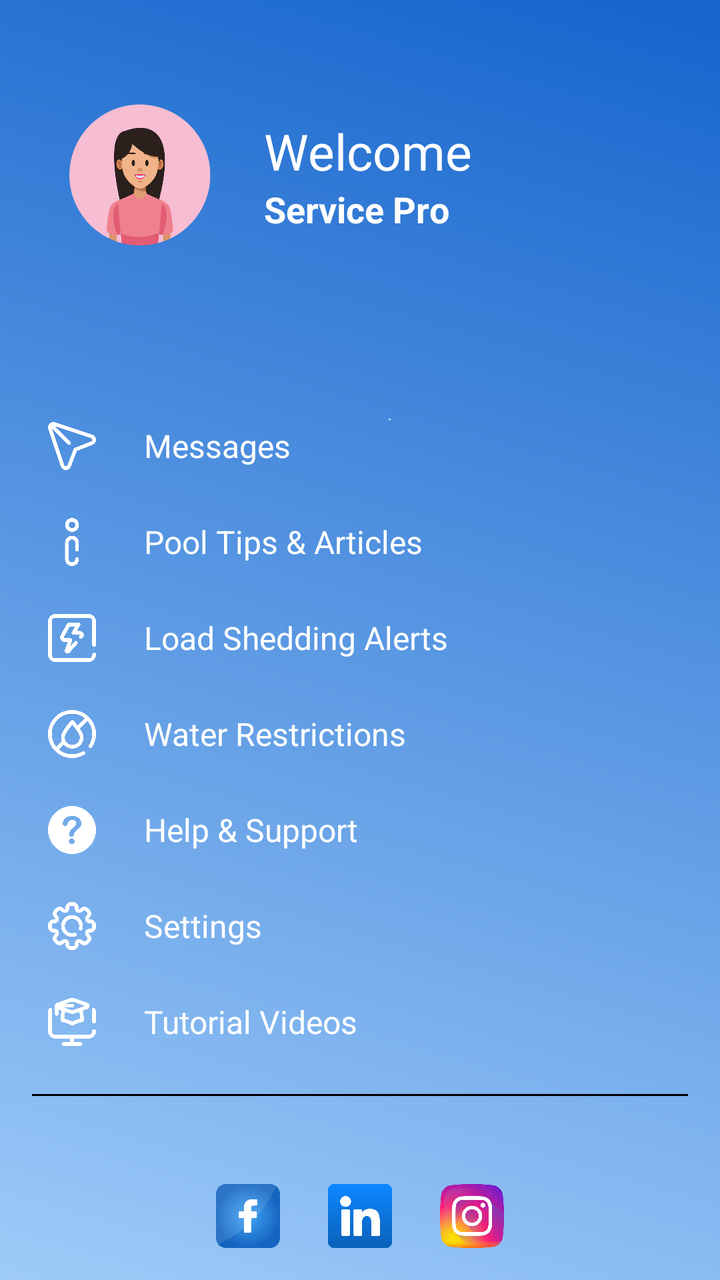
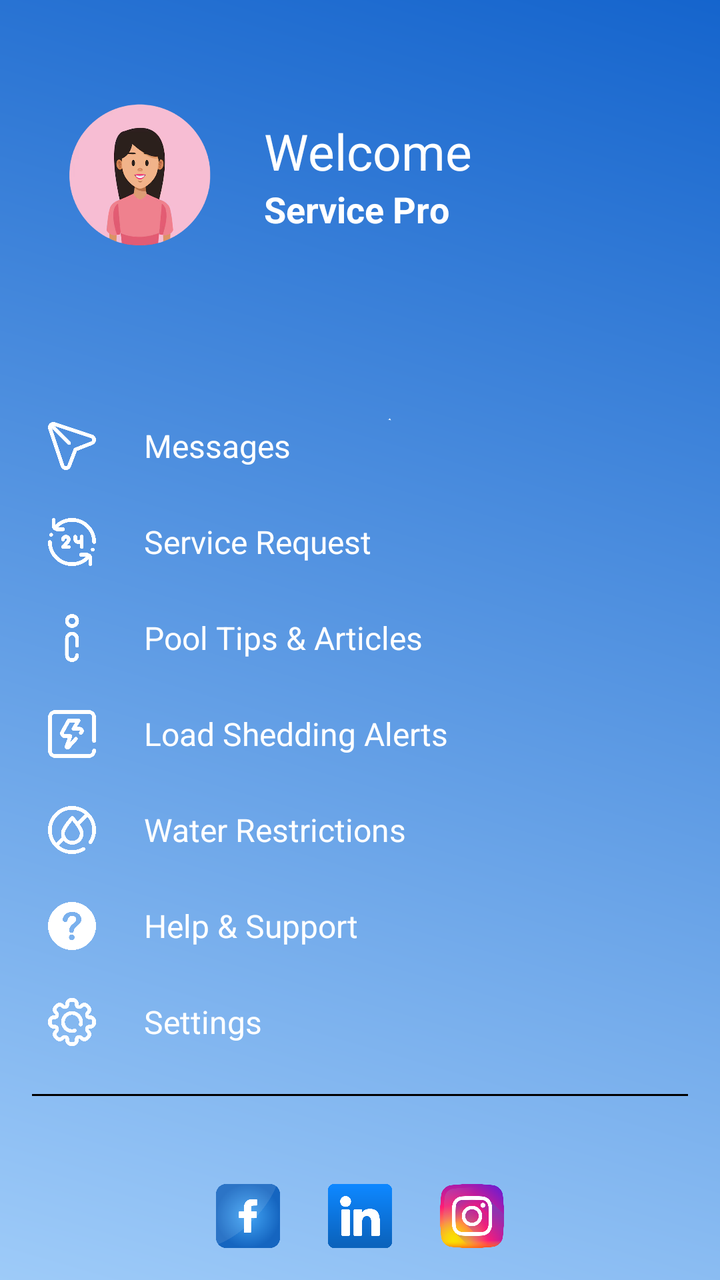

Screens rendered from an Android XML layout before and after an edit, with the pre-edit source and the edit as a unified diff.
<!-- AndroidManifest.xml: application theme Theme.PoolApp -->
<!-- res/layout/sp_navigation_drawer.xml -->
<?xml version="1.0" encoding="utf-8"?>
<LinearLayout xmlns:android="http://schemas.android.com/apk/res/android"
    xmlns:app="http://schemas.android.com/apk/res-auto"
    xmlns:tools="http://schemas.android.com/tools"
    android:id="@+id/navDrawerLayout"
    android:layout_width="300dp"
    android:layout_height="match_parent"
    android:layout_gravity="start"
    android:background="@drawable/pbg"
    android:orientation="vertical"
    android:fitsSystemWindows="true">

    <androidx.constraintlayout.widget.ConstraintLayout
        android:id="@+id/cl_nav_header"
        android:layout_width="match_parent"
        android:layout_height="wrap_content"
        android:paddingBottom="48dp"
        android:background="@android:color/transparent">

        <View
            android:id="@+id/top_spacer"
            android:layout_width="match_parent"
            android:layout_height="24dp"
            app:layout_constraintTop_toTopOf="parent"
            app:layout_constraintStart_toStartOf="parent"/>

        <ImageView
            android:id="@+id/nav_profile_image"
            android:layout_width="92dp"
            android:layout_height="95dp"
            android:layout_marginStart="24dp"
            android:layout_marginTop="16dp"

            android:contentDescription="User Profile Image"
            android:padding="4dp"
            android:scaleType="centerCrop"
            android:src="@drawable/f2"
            app:layout_constraintStart_toStartOf="parent"
            app:layout_constraintTop_toBottomOf="@id/top_spacer"
            app:tint="@null" />

        <TextView
            android:id="@+id/nav_welcome_text"
            android:layout_width="0dp"
            android:layout_height="wrap_content"
            android:text="Welcome"
            android:textColor="@color/white"
            android:textSize="25sp"
            android:layout_marginStart="16dp"
            android:layout_marginEnd="24dp"
            app:layout_constraintBottom_toTopOf="@+id/nav_username"
            app:layout_constraintStart_toEndOf="@id/nav_profile_image"
            app:layout_constraintEnd_toEndOf="parent"
            app:layout_constraintVertical_chainStyle="packed"
            app:layout_constraintTop_toTopOf="@+id/nav_profile_image" />

        <TextView
            android:id="@+id/nav_username"
            android:layout_width="0dp"
            android:layout_height="wrap_content"
            android:text="Service Pro"
            android:textColor="@color/white"
            android:textSize="18sp"
            android:textStyle="bold"
            app:layout_constraintTop_toBottomOf="@id/nav_welcome_text"
            app:layout_constraintStart_toStartOf="@id/nav_welcome_text"
            app:layout_constraintEnd_toEndOf="@id/nav_welcome_text"
            app:layout_constraintBottom_toBottomOf="@+id/nav_profile_image"/>

    </androidx.constraintlayout.widget.ConstraintLayout>

    <ScrollView
        android:layout_width="match_parent"
        android:layout_height="0dp"
        android:layout_weight="1"
        android:clipToPadding="false"
        android:paddingTop="16dp"
        android:paddingBottom="8dp">

        <LinearLayout
            android:layout_width="match_parent"
            android:layout_height="wrap_content"
            android:orientation="vertical"
            android:paddingBottom="16dp">

            <LinearLayout
                android:id="@+id/btnMessages"
                style="@style/NavDrawerMenuItemStyle"
                android:contentDescription="Messages">

                <ImageView
                    android:id="@+id/ivMessagesIcon"
                    style="@style/NavDrawerMenuItemIconStyle"
                    android:src="@drawable/message"
                    app:tint="@color/white" />

                <TextView
                    android:id="@+id/tvMessagesText"
                    style="@style/NavDrawerMenuItemTextStyle"
                    android:text="Messages"
                    android:textColor="@color/white" />
            </LinearLayout>

            <LinearLayout
                android:id="@+id/btnTips"
                style="@style/NavDrawerMenuItemStyle"
                android:contentDescription="Pool Tips &amp; Articles">

                <ImageView
                    android:id="@+id/ivTipsIcon"
                    style="@style/NavDrawerMenuItemIconStyle"
                    android:src="@drawable/tips"
                    app:tint="@color/white" />

                <TextView
                    android:id="@+id/tvTipsText"
                    style="@style/NavDrawerMenuItemTextStyle"
                    android:text="Pool Tips &amp; Articles"
                    android:textColor="@color/white" />
            </LinearLayout>

            <LinearLayout
                android:id="@+id/btnLoadshedding"
                style="@style/NavDrawerMenuItemStyle"
                android:contentDescription="Load Shedding Alerts">

                <ImageView
                    android:id="@+id/ivLoadsheddingIcon"
                    style="@style/NavDrawerMenuItemIconStyle"
                    android:src="@drawable/loadshedding"
                    app:tint="@color/white" />

                <TextView
                    android:id="@+id/tvLoadsheddingText"
                    style="@style/NavDrawerMenuItemTextStyle"
                    android:text="Load Shedding Alerts"
                    android:textColor="@color/white" />
            </LinearLayout>

            <LinearLayout
                android:id="@+id/btnRestrictions"
                style="@style/NavDrawerMenuItemStyle"
                android:contentDescription="Water Restrictions">

                <ImageView
                    android:id="@+id/ivRestrictionsIcon"
                    style="@style/NavDrawerMenuItemIconStyle"
                    android:src="@drawable/water_restriction"
                    app:tint="@color/white" />

                <TextView
                    android:id="@+id/tvRestrictionsText"
                    style="@style/NavDrawerMenuItemTextStyle"
                    android:text="Water Restrictions"
                    android:textColor="@color/white" />
            </LinearLayout>

            <LinearLayout
                android:id="@+id/btnHelp"
                style="@style/NavDrawerMenuItemStyle"
                android:contentDescription="Help &amp; Support">

                <ImageView
                    android:id="@+id/ivHelpIcon"
                    style="@style/NavDrawerMenuItemIconStyle"
                    android:src="@drawable/help"
                    app:tint="@color/white" />

                <TextView
                    android:id="@+id/tvHelpText"
                    style="@style/NavDrawerMenuItemTextStyle"
                    android:text="Help &amp; Support"
                    android:textColor="@color/white" />
            </LinearLayout>

            <LinearLayout
                android:id="@+id/btnSettings"
                style="@style/NavDrawerMenuItemStyle"
                android:contentDescription="Settings">

                <ImageView
                    android:id="@+id/ivSettingsIcon"
                    style="@style/NavDrawerMenuItemIconStyle"
                    android:src="@drawable/settings"
                    app:tint="@color/white" />

                <TextView
                    android:id="@+id/tvSettingsText"
                    style="@style/NavDrawerMenuItemTextStyle"
                    android:text="Settings"
                    android:textColor="@color/white" />
            </LinearLayout>

            <LinearLayout
                android:id="@+id/btnTutorial"
                style="@style/NavDrawerMenuItemStyle"
                android:contentDescription="Tutorial Videos">
                <ImageView
                    android:id="@+id/ivTutorialIcon"
                    style="@style/NavDrawerMenuItemIconStyle"
                    android:src="@drawable/tutorial"
                    app:tint="@color/white"
   />

                <TextView
                    android:id="@+id/tvTutorialText"
                    style="@style/NavDrawerMenuItemTextStyle"
                    android:text="Tutorial Videos"
                    android:textColor="@color/white" />
            </LinearLayout>

            <View android:layout_width="match_parent"
                android:layout_height="1dp"
                android:layout_marginVertical="12dp"
                android:layout_marginHorizontal="16dp"
                android:background="@color/black" />

        </LinearLayout>
    </ScrollView>

    <LinearLayout
        android:layout_width="match_parent"
        android:layout_height="wrap_content"
        android:orientation="horizontal"
        android:gravity="center"
        android:paddingVertical="16dp"
        android:background="@android:color/transparent">

        <ImageView
            android:layout_width="32dp"
            android:layout_height="32dp"
            android:src="@drawable/facebook"
            android:contentDescription="Facebook"
            android:layout_marginHorizontal="12dp"/>

        <ImageView
            android:layout_width="32dp"
            android:layout_height="32dp"
            android:src="@drawable/linkedin"
            android:contentDescription="LinkedIn"
            android:layout_marginHorizontal="12dp"/>

        <ImageView
            android:layout_width="32dp"
            android:layout_height="32dp"
            android:src="@drawable/instagram"
            android:contentDescription="Instagram"
            android:layout_marginHorizontal="12dp"/>

    </LinearLayout>

</LinearLayout>
<!-- resources referenced by this layout -->
<resources>
  <color name="black">#FF000000</color>
  <color name="white">#FFFFFFFF</color>
  <!-- drawable f2: png bitmap (drawable, 390831 bytes) -->
  <!-- drawable facebook: png bitmap (drawable, 57960 bytes) -->
  <!-- drawable help: png bitmap (drawable, 7880 bytes) -->
  <!-- drawable instagram: png bitmap (drawable, 150645 bytes) -->
  <!-- drawable linkedin: png bitmap (drawable, 11096 bytes) -->
  <!-- drawable loadshedding: png bitmap (drawable, 17808 bytes) -->
  <!-- drawable message: png bitmap (drawable, 23967 bytes) -->
  <!-- drawable pbg: png bitmap (drawable, 122204 bytes) -->
  <!-- drawable settings: png bitmap (drawable, 33805 bytes) -->
  <!-- drawable tips: png bitmap (drawable, 13449 bytes) -->
  <!-- drawable tutorial: png bitmap (drawable, 21227 bytes) -->
  <!-- drawable water_restriction: png bitmap (drawable, 32996 bytes) -->
  <style name="NavDrawerMenuItemIconStyle">
          <item name="android:layout_width">24dp</item>
          <item name="android:layout_height">24dp</item>
          <item name="android:contentDescription">Menu Icon</item>
      </style>
  <style name="NavDrawerMenuItemStyle">
          <item name="android:layout_width">match_parent</item>
          <item name="android:layout_height">wrap_content</item>
          <item name="android:orientation">horizontal</item>
          <item name="android:gravity">center_vertical</item>
          <item name="android:clickable">true</item>
          <item name="android:focusable">true</item>
          <item name="android:background">?attr/selectableItemBackground</item>
          <item name="android:paddingStart">24dp</item>
          <item name="android:paddingEnd">16dp</item>
          <item name="android:paddingVertical">12dp</item>
      </style>
  <style name="NavDrawerMenuItemTextStyle">
          <item name="android:layout_width">0dp</item>
          <item name="android:layout_height">wrap_content</item>
          <item name="android:layout_weight">1</item>
          <item name="android:layout_marginStart">24dp</item>
          <item name="android:textColor">@color/white</item>
          <item name="android:textSize">16sp</item>
      </style>
  <style name="Theme.PoolApp" parent="Theme.Material3.DayNight.NoActionBar">
          <item name="colorPrimary">@color/colorPrimary</item>
          <item name="colorPrimaryVariant">@color/colorPrimaryVariant</item>
          <item name="colorOnPrimary">@color/colorOnPrimary</item>
          <item name="colorSecondary">@color/colorSecondary</item>
          <item name="colorOnSecondary">@color/colorOnSecondary</item>
          <item name="colorSurface">@color/colorSurface</item>
          <item name="colorOnSurface">@color/colorOnSurface</item>
          <item name="android:statusBarColor" tools:targetApi="l">?attr/colorPrimaryVariant</item>
      </style>
  <color name="colorPrimary">#096ca7</color>
  <color name="colorPrimaryVariant">#034b75</color>
  <color name="colorOnPrimary">#FFFFFF</color>
  <color name="colorSecondary">#0A57FF</color>
  <color name="colorOnSecondary">#FFFFFF</color>
  <color name="colorSurface">#FFFFFF</color>
  <color name="colorOnSurface">#1C1B1F</color>
</resources>

<!-- the commit's change to res/layout/sp_navigation_drawer.xml (unified diff, before → after) -->
@@ -100,7 +100,23 @@
                     android:text="Messages"
                     android:textColor="@color/white" />
             </LinearLayout>
-
+            <LinearLayout
+                android:id="@+id/btnServiceRequest"
+                style="@style/NavDrawerMenuItemStyle"
+                android:contentDescription="Service Requests">
+                <ImageView
+                    android:id="@+id/ivServicesIcon"
+                    style="@style/NavDrawerMenuItemIconStyle"
+                    android:src="@drawable/services"
+                    app:tint="@color/white"
+                    />
+
+                <TextView
+                    android:id="@+id/tvServiceRequestText"
+                    style="@style/NavDrawerMenuItemTextStyle"
+                    android:text="Service Request"
+                    android:textColor="@color/white" />
+            </LinearLayout>
             <LinearLayout
                 android:id="@+id/btnTips"
                 style="@style/NavDrawerMenuItemStyle"
@@ -191,23 +207,7 @@
                     android:textColor="@color/white" />
             </LinearLayout>
 
-            <LinearLayout
-                android:id="@+id/btnTutorial"
-                style="@style/NavDrawerMenuItemStyle"
-                android:contentDescription="Tutorial Videos">
-                <ImageView
-                    android:id="@+id/ivTutorialIcon"
-                    style="@style/NavDrawerMenuItemIconStyle"
-                    android:src="@drawable/tutorial"
-                    app:tint="@color/white"
-   />
-
-                <TextView
-                    android:id="@+id/tvTutorialText"
-                    style="@style/NavDrawerMenuItemTextStyle"
-                    android:text="Tutorial Videos"
-                    android:textColor="@color/white" />
-            </LinearLayout>
+
 
             <View android:layout_width="match_parent"
                 android:layout_height="1dp"
<!-- resource entries referenced after the edit -->
@@ -10,9 +10,9 @@
   <!-- drawable loadshedding: png bitmap (drawable, 17808 bytes) -->
   <!-- drawable message: png bitmap (drawable, 23967 bytes) -->
   <!-- drawable pbg: png bitmap (drawable, 122204 bytes) -->
+  <!-- drawable services: png bitmap (drawable, 26725 bytes) -->
   <!-- drawable settings: png bitmap (drawable, 33805 bytes) -->
   <!-- drawable tips: png bitmap (drawable, 13449 bytes) -->
-  <!-- drawable tutorial: png bitmap (drawable, 21227 bytes) -->
   <!-- drawable water_restriction: png bitmap (drawable, 32996 bytes) -->
   <style name="NavDrawerMenuItemIconStyle">
           <item name="android:layout_width">24dp</item>
